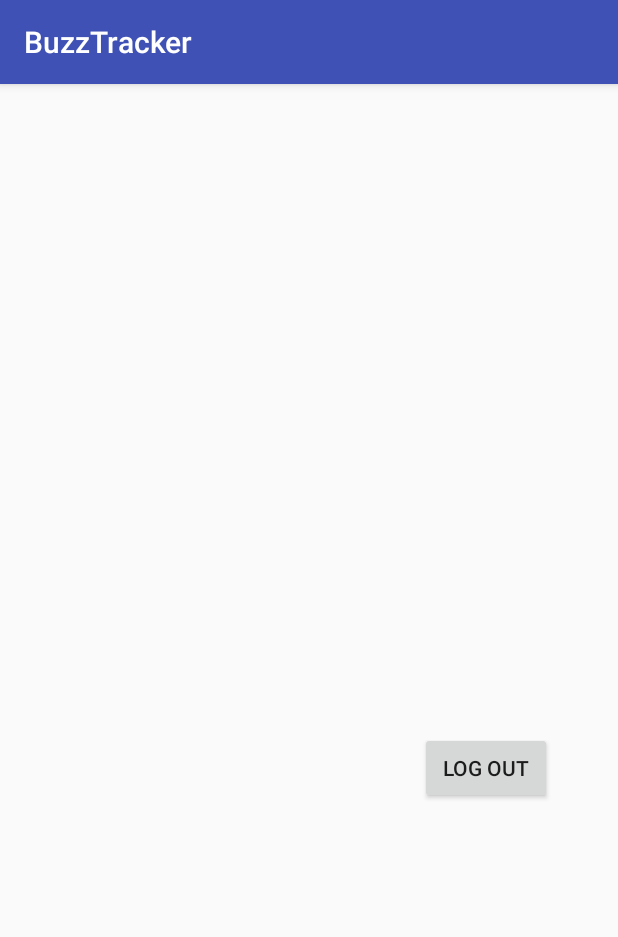
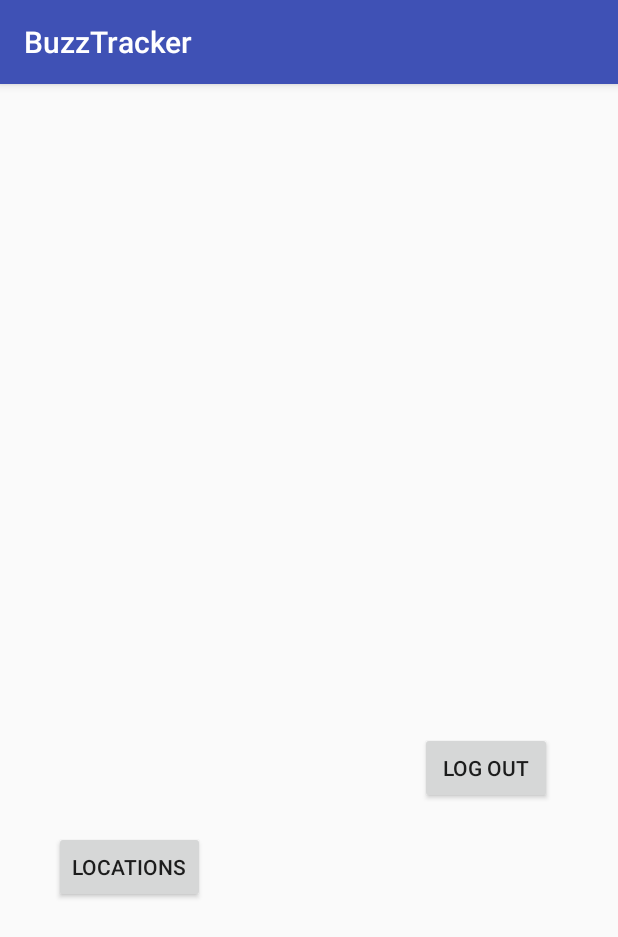
Before and after one commit to peteherman/cs2340, an Android app: the AppScreen screen opened directly, with no data from a screen before it, on a phone screen of 412 x 824 dp. Shown: the top 937 px of the screen. Run offline under Robolectric (Android 15) with nearby library versions, the phone set to English and light mode, and no system bars.

Commit message:
Added Location Button to App Screen. Transitions view to LocationList

```diff
--- a/BuzzTracker/app/src/main/java/com/example/gourn/buzztracker/AppScreen.java
+++ b/BuzzTracker/app/src/main/java/com/example/gourn/buzztracker/AppScreen.java
@@ -7,24 +7,43 @@ import android.view.View;
 import android.widget.Button;
 
 public class AppScreen extends AppCompatActivity {
-    private Button button;
+    private Button logoutButton;
+    private Button locationsButton;
 
     @Override
     protected void onCreate(Bundle savedInstanceState) {
         super.onCreate(savedInstanceState);
         setContentView(R.layout.activity_app_screen);
 
-        button = findViewById(R.id.log_out_button);
-        button.setOnClickListener(new View.OnClickListener() {
+        logoutButton = findViewById(R.id.log_out_button);
+        logoutButton.setOnClickListener(new View.OnClickListener() {
             @Override
             public void onClick(View v) {
                 clickLogOutButton(v);
             }
         });
+
+        locationsButton = findViewById(R.id.locationsButton);
+        locationsButton.setOnClickListener(new View.OnClickListener() {
+            @Override
+            public void onClick(View v) {
+                clickLocationsButton(v);
+            }
+        });
+
     }
 
     private void clickLogOutButton(View view) {
         Intent intent = new Intent(this, Welcome.class);
+        intent.setFlags(Intent.FLAG_ACTIVITY_CLEAR_TOP);
         startActivity(intent);
+        finish();
+    }
+
+    private void clickLocationsButton(View view) {
+        Intent intent = new Intent(this, LocationList.class);
+        intent.setFlags(Intent.FLAG_ACTIVITY_CLEAR_TOP);
+        startActivity(intent);
+        finish();
     }
 }
--- a/BuzzTracker/app/src/main/java/com/example/gourn/buzztracker/LocationEmployee.java
+++ b/BuzzTracker/app/src/main/java/com/example/gourn/buzztracker/LocationEmployee.java
@@ -1,7 +1,9 @@
 package com.example.gourn.buzztracker;
 
 public class LocationEmployee extends Person {
+
     public LocationEmployee(String name, String email, String password) {
         super(name, email, password);
     }
+
 }
--- a/BuzzTracker/app/src/main/res/layout/activity_app_screen.xml
+++ b/BuzzTracker/app/src/main/res/layout/activity_app_screen.xml
@@ -10,9 +10,31 @@
         android:id="@+id/log_out_button"
         android:layout_width="wrap_content"
         android:layout_height="wrap_content"
+        android:layout_marginBottom="8dp"
+        android:layout_marginEnd="8dp"
         android:layout_marginStart="280dp"
         android:layout_marginTop="432dp"
         android:text="Log Out"
+        app:layout_constraintBottom_toBottomOf="parent"
+        app:layout_constraintEnd_toEndOf="parent"
+        app:layout_constraintHorizontal_bias="0.0"
         app:layout_constraintStart_toStartOf="parent"
-        app:layout_constraintTop_toTopOf="parent" />
+        app:layout_constraintTop_toTopOf="parent"
+        app:layout_constraintVertical_bias="0.0" />
+
+    <Button
+        android:id="@+id/locationsButton"
+        android:layout_width="wrap_content"
+        android:layout_height="wrap_content"
+        android:layout_marginBottom="8dp"
+        android:layout_marginEnd="8dp"
+        android:layout_marginStart="36dp"
+        android:layout_marginTop="424dp"
+        android:text="Locations"
+        app:layout_constraintBottom_toBottomOf="parent"
+        app:layout_constraintEnd_toStartOf="@+id/log_out_button"
+        app:layout_constraintHorizontal_bias="0.0"
+        app:layout_constraintStart_toStartOf="parent"
+        app:layout_constraintTop_toTopOf="parent"
+        app:layout_constraintVertical_bias="0.258" />
 </android.support.constraint.ConstraintLayout>
```
